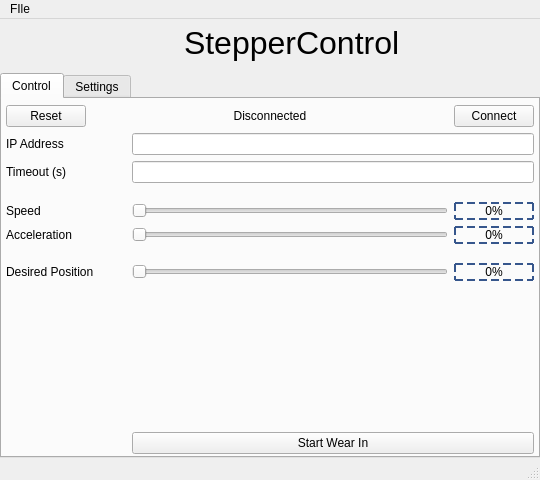
Above: ui/main_window.ui from scottmudge/StepperControl before the change. Below: the same form after it.
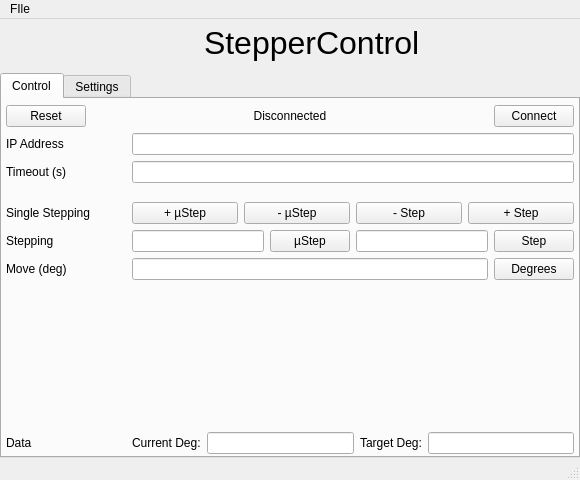
That is the form after the change.

```diff
--- a/ui/main_window.ui
+++ b/ui/main_window.ui
@@ -9,7 +9,7 @@
    <rect>
     <x>0</x>
     <y>0</y>
-    <width>540</width>
+    <width>580</width>
     <height>480</height>
    </rect>
   </property>
@@ -266,6 +266,100 @@
                 </property>
                </widget>
               </item>
+              <item row="3" column="1">
+               <spacer name="verticalSpacer_4">
+                <property name="orientation">
+                 <enum>Qt::Vertical</enum>
+                </property>
+                <property name="sizeType">
+                 <enum>QSizePolicy::Fixed</enum>
+                </property>
+                <property name="sizeHint" stdset="0">
+                 <size>
+                  <width>20</width>
+                  <height>13</height>
+                 </size>
+                </property>
+               </spacer>
+              </item>
+              <item row="1" column="1">
+               <widget class="QLineEdit" name="ipAddress_LineEdit">
+                <property name="statusTip">
+                 <string>IP address of motor (no port)</string>
+                </property>
+               </widget>
+              </item>
+              <item row="4" column="1">
+               <layout class="QHBoxLayout" name="horizontalLayout_3">
+                <item>
+                 <widget class="QPushButton" name="negMicrostep_Button">
+                  <property name="text">
+                   <string>+ µStep</string>
+                  </property>
+                 </widget>
+                </item>
+                <item>
+                 <widget class="QPushButton" name="posMicrostep_Button">
+                  <property name="text">
+                   <string>- µStep</string>
+                  </property>
+                 </widget>
+                </item>
+                <item>
+                 <widget class="QPushButton" name="neg_StepButton">
+                  <property name="text">
+                   <string>- Step</string>
+                  </property>
+                 </widget>
+                </item>
+                <item>
+                 <widget class="QPushButton" name="posStep_Button">
+                  <property name="text">
+                   <string>+ Step</string>
+                  </property>
+                 </widget>
+                </item>
+               </layout>
+              </item>
+              <item row="5" column="1">
+               <layout class="QHBoxLayout" name="horizontalLayout_5">
+                <item>
+                 <widget class="QLineEdit" name="microsteps_LineEdit">
+                  <property name="alignment">
+                   <set>Qt::AlignCenter</set>
+                  </property>
+                 </widget>
+                </item>
+                <item>
+                 <widget class="QPushButton" name="microsteps_Button">
+                  <property name="text">
+                   <string>µStep</string>
+                  </property>
+                 </widget>
+                </item>
+                <item>
+                 <widget class="QLineEdit" name="steps_LineEdit">
+                  <property name="alignment">
+                   <set>Qt::AlignCenter</set>
+                  </property>
+                 </widget>
+                </item>
+                <item>
+                 <widget class="QPushButton" name="steps_Button">
+                  <property name="text">
+                   <string>Step</string>
+                  </property>
+                 </widget>
+                </item>
+               </layout>
+              </item>
+              <item row="6" column="0">
+               <widget class="QLabel" name="label_7">
+                <property name="text">
+                 <string>Move (deg)</string>
+                </property>
+               </widget>
+              </item>
               <item row="2" column="1">
                <widget class="QLineEdit" name="timeout_LineEdit">
                 <property name="statusTip">
@@ -276,47 +370,7 @@
                 </property>
                </widget>
               </item>
-              <item row="1" column="1">
-               <widget class="QLineEdit" name="ipAddress_LineEdit">
-                <property name="statusTip">
-                 <string>IP address of motor (no port)</string>
-                </property>
-               </widget>
-              </item>
               <item row="7" column="1">
-               <layout class="QHBoxLayout" name="horizontalLayout_6">
-                <item>
-                 <widget class="QSlider" name="posPct_Slider">
-                  <property name="orientation">
-                   <enum>Qt::Horizontal</enum>
-                  </property>
-                 </widget>
-                </item>
-                <item>
-                 <widget class="QLabel" name="desiredPosPct_Label">
-                  <property name="minimumSize">
-                   <size>
-                    <width>80</width>
-                    <height>0</height>
-                   </size>
-                  </property>
-                  <property name="styleSheet">
-                   <string notr="true">QFrame {
-	border: 2px dashed rgb(54, 86, 140);
-	font: 700 11pt &quot;Consolas&quot;;
-}</string>
-                  </property>
-                  <property name="text">
-                   <string>0%</string>
-                  </property>
-                  <property name="alignment">
-                   <set>Qt::AlignCenter</set>
-                  </property>
-                 </widget>
-                </item>
-               </layout>
-              </item>
-              <item row="8" column="1">
                <spacer name="verticalSpacer_2">
                 <property name="orientation">
                  <enum>Qt::Vertical</enum>
@@ -329,43 +383,10 @@
                 </property>
                </spacer>
               </item>
-              <item row="5" column="1">
-               <layout class="QHBoxLayout" name="horizontalLayout_5">
-                <item>
-                 <widget class="QSlider" name="accelPct_Slider">
-                  <property name="orientation">
-                   <enum>Qt::Horizontal</enum>
-                  </property>
-                 </widget>
-                </item>
-                <item>
-                 <widget class="QLabel" name="curAccelPct_Label">
-                  <property name="minimumSize">
-                   <size>
-                    <width>80</width>
-                    <height>0</height>
-                   </size>
-                  </property>
-                  <property name="styleSheet">
-                   <string notr="true">QFrame {
-	border: 2px dashed rgb(54, 86, 140);
-	font: 700 11pt &quot;Consolas&quot;;
-}</string>
-                  </property>
-                  <property name="text">
-                   <string>0%</string>
-                  </property>
-                  <property name="alignment">
-                   <set>Qt::AlignCenter</set>
-                  </property>
-                 </widget>
-                </item>
-               </layout>
-              </item>
               <item row="5" column="0">
                <widget class="QLabel" name="label_6">
                 <property name="text">
-                 <string>Acceleration</string>
+                 <string>Stepping</string>
                 </property>
                </widget>
               </item>
@@ -382,7 +403,7 @@
                 </property>
                </widget>
               </item>
-              <item row="8" column="0">
+              <item row="7" column="0">
                <spacer name="verticalSpacer_3">
                 <property name="orientation">
                  <enum>Qt::Vertical</enum>
@@ -395,98 +416,85 @@
                 </property>
                </spacer>
               </item>
+              <item row="6" column="1">
+               <layout class="QHBoxLayout" name="horizontalLayout_6">
+                <item>
+                 <widget class="QLineEdit" name="degrees_LineEdit">
+                  <property name="inputMask">
+                   <string/>
+                  </property>
+                  <property name="text">
+                   <string/>
+                  </property>
+                  <property name="alignment">
+                   <set>Qt::AlignCenter</set>
+                  </property>
+                 </widget>
+                </item>
+                <item>
+                 <widget class="QPushButton" name="degrees_Button">
+                  <property name="text">
+                   <string>Degrees</string>
+                  </property>
+                 </widget>
+                </item>
+               </layout>
+              </item>
               <item row="4" column="0">
                <widget class="QLabel" name="label_5">
                 <property name="text">
-                 <string>Speed</string>
+                 <string>Single Stepping</string>
                 </property>
                </widget>
               </item>
-              <item row="6" column="1">
-               <spacer name="verticalSpacer_5">
-                <property name="orientation">
-                 <enum>Qt::Vertical</enum>
+              <item row="8" column="0">
+               <widget class="QLabel" name="label_8">
+                <property name="text">
+                 <string>Data</string>
                 </property>
-                <property name="sizeType">
-                 <enum>QSizePolicy::Fixed</enum>
-                </property>
-                <property name="sizeHint" stdset="0">
-                 <size>
-                  <width>20</width>
-                  <height>13</height>
-                 </size>
-                </property>
-               </spacer>
+               </widget>
               </item>
-              <item row="4" column="1">
-               <layout class="QHBoxLayout" name="horizontalLayout_3">
+              <item row="8" column="1">
+               <layout class="QHBoxLayout" name="horizontalLayout_8">
                 <item>
-                 <widget class="QSlider" name="speedPct_Slider">
-                  <property name="orientation">
-                   <enum>Qt::Horizontal</enum>
-                  </property>
-                 </widget>
-                </item>
-                <item>
-                 <widget class="QLabel" name="curSpeedPcnt_Label">
-                  <property name="minimumSize">
-                   <size>
-                    <width>80</width>
-                    <height>0</height>
-                   </size>
-                  </property>
-                  <property name="styleSheet">
-                   <string notr="true">QFrame {
-	border: 2px dashed rgb(54, 86, 140);
-	font: 700 11pt &quot;Consolas&quot;;
-}</string>
-                  </property>
+                 <widget class="QLabel" name="label_9">
                   <property name="frameShape">
-                   <enum>QFrame::Box</enum>
+                   <enum>QFrame::NoFrame</enum>
                   </property>
-                  <property name="lineWidth">
-                   <number>2</number>
+                  <property name="text">
+                   <string>Current Deg:</string>
                   </property>
+                 </widget>
+                </item>
+                <item>
+                 <widget class="QLineEdit" name="lineEdit">
+                  <property name="alignment">
+                   <set>Qt::AlignCenter</set>
+                  </property>
+                  <property name="readOnly">
+                   <bool>true</bool>
+                  </property>
+                 </widget>
+                </item>
+                <item>
+                 <widget class="QLabel" name="label_10">
                   <property name="text">
-                   <string>0%</string>
+                   <string>Target Deg:</string>
                   </property>
+                 </widget>
+                </item>
+                <item>
+                 <widget class="QLineEdit" name="lineEdit_2">
                   <property name="alignment">
                    <set>Qt::AlignCenter</set>
                   </property>
+                  <property name="readOnly">
+                   <bool>true</bool>
+                  </property>
                  </widget>
                 </item>
                </layout>
               </item>
-              <item row="3" column="1">
-               <spacer name="verticalSpacer_4">
-                <property name="orientation">
-                 <enum>Qt::Vertical</enum>
-                </property>
-                <property name="sizeType">
-                 <enum>QSizePolicy::Fixed</enum>
-                </property>
-                <property name="sizeHint" stdset="0">
-                 <size>
-                  <width>20</width>
-                  <height>13</height>
-                 </size>
-                </property>
-               </spacer>
-              </item>
-              <item row="7" column="0">
-               <widget class="QLabel" name="label_7">
-                <property name="text">
-                 <string>Desired Position</string>
-                </property>
-               </widget>
-              </item>
-              <item row="9" column="1">
-               <widget class="QPushButton" name="wearIn_Button">
-                <property name="text">
-                 <string>Start Wear In</string>
-                </property>
-               </widget>
-              </item>
              </layout>
             </item>
            </layout>
@@ -675,7 +683,7 @@
     <rect>
      <x>0</x>
      <y>0</y>
-     <width>540</width>
+     <width>580</width>
      <height>22</height>
     </rect>
    </property>
```
